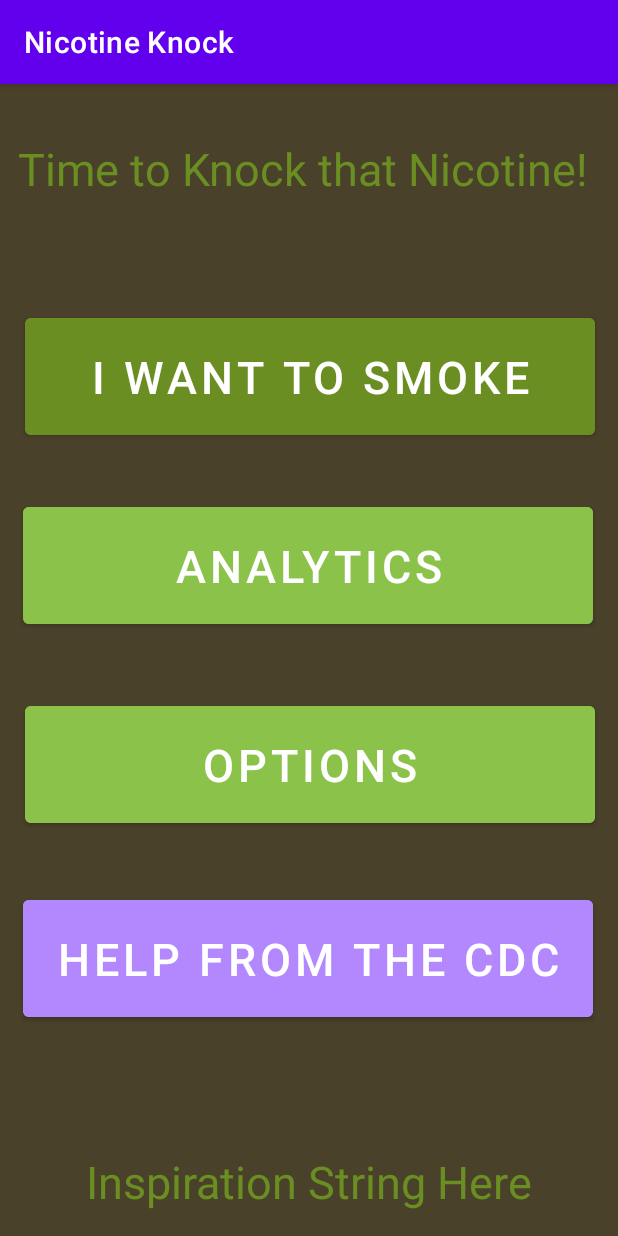
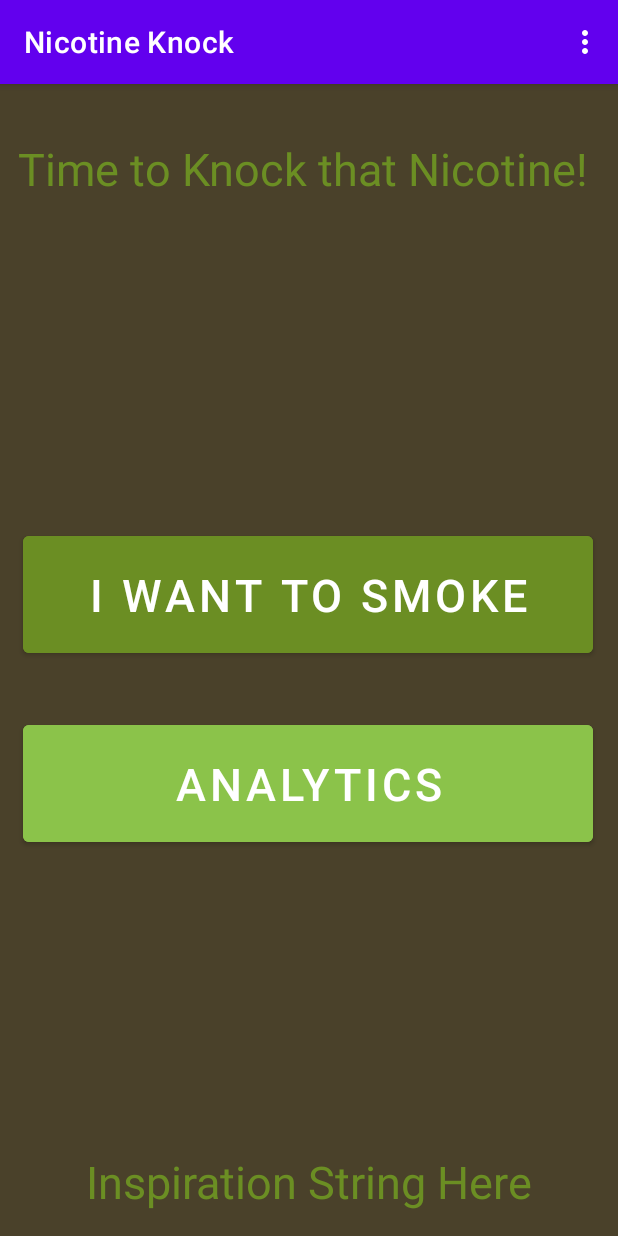
Before and after one commit to BenPare/Nicotine-Knock-App, an Android app: the screen it shows after launch (MainActivity), on a phone screen of 412 x 824 dp. Run offline under Robolectric (Android 15) with nearby library versions, the phone set to English and light mode, and no system bars.

Commit message:
UI update with assignment 6 elements

```diff
--- a/app/src/main/res/layout/activity_main.xml
+++ b/app/src/main/res/layout/activity_main.xml
@@ -40,38 +40,8 @@
         app:layout_constraintTop_toBottomOf="@+id/button6" />
     <!--button brings the user to an activity that shows them data about their progress-->
 
-    <Button
-        android:id="@+id/button2"
-        android:layout_width="380dp"
-        android:layout_height="90dp"
-        android:backgroundTint="#8BC34A"
-        android:onClick="optionsButton"
-        android:text="Options"
-        android:textAlignment="center"
-        android:textSize="30sp"
-        app:layout_constraintBottom_toBottomOf="parent"
-        app:layout_constraintEnd_toEndOf="parent"
-        app:layout_constraintHorizontal_bias="0.516"
-        app:layout_constraintStart_toStartOf="parent"
-        app:layout_constraintTop_toBottomOf="@+id/button"
-        app:layout_constraintVertical_bias="0.137" />
     <!--button brings the user to an activity that allows them to set options like the cost of their brand of cigarette & their currency-->
 
-    <Button
-        android:id="@+id/button3"
-        android:layout_width="380dp"
-        android:layout_height="90dp"
-        android:layout_marginBottom="4dp"
-        android:backgroundTint="#B388FF"
-        android:onClick="websiteButton"
-        android:text="Help from the CDC"
-        android:textSize="30sp"
-        app:layout_constraintBottom_toBottomOf="parent"
-        app:layout_constraintEnd_toEndOf="parent"
-        app:layout_constraintHorizontal_bias="0.483"
-        app:layout_constraintStart_toStartOf="parent"
-        app:layout_constraintTop_toBottomOf="@+id/button2"
-        app:layout_constraintVertical_bias="0.223" />
     <!--button brings the user to the CDC website for information of quiting smoking-->
 
     <TextView
@@ -92,15 +62,15 @@
         android:layout_height="90dp"
         android:layout_marginBottom="4dp"
         android:backgroundTint="#6b8e23"
-        android:onClick="websiteButton"
+        android:onClick="startButton"
         android:text="I want to smoke"
         android:textSize="30sp"
         app:layout_constraintBottom_toBottomOf="parent"
         app:layout_constraintEnd_toEndOf="parent"
-        app:layout_constraintHorizontal_bias="0.516"
+        app:layout_constraintHorizontal_bias="0.483"
         app:layout_constraintStart_toStartOf="parent"
         app:layout_constraintTop_toBottomOf="@+id/textView"
-        app:layout_constraintVertical_bias="0.062" />
+        app:layout_constraintVertical_bias="0.322" />
     <!--the user clicks this button when they want to smoke, leads to the get started activity-->
 
 </androidx.constraintlayout.widget.ConstraintLayout>
--- /dev/null
+++ b/app/src/main/res/menu/my_menu.xml
@@ -0,0 +1,18 @@
+<?xml version="1.0" encoding="utf-8"?>
+<menu xmlns:android="http://schemas.android.com/apk/res/android">
+
+    <item
+        android:id="@+id/settings"
+        android:onClick="optionsButton"
+        android:title="Settings" />
+
+    <item
+        android:id="@+id/quit"
+        android:title="Sign out" />
+
+    <item
+        android:id="@+id/about"
+        android:onClick="websiteButton"
+        android:title="Learn more" />
+
+</menu>
```
Also changed, not shown: app/src/main/java/fsu/csc3560/bp/nicotineknock/MainActivity.java (+45 -2 lines), app/src/main/java/fsu/csc3560/bp/nicotineknock/signOut.java (added, +31 -0 lines), 1 other file.
